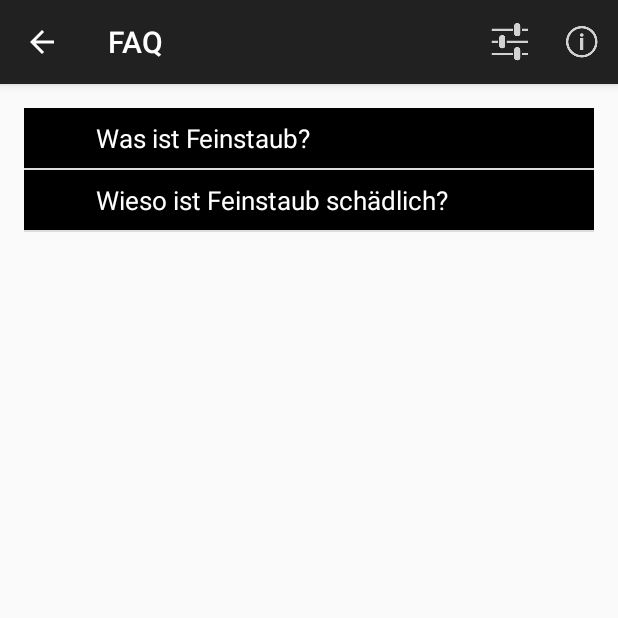
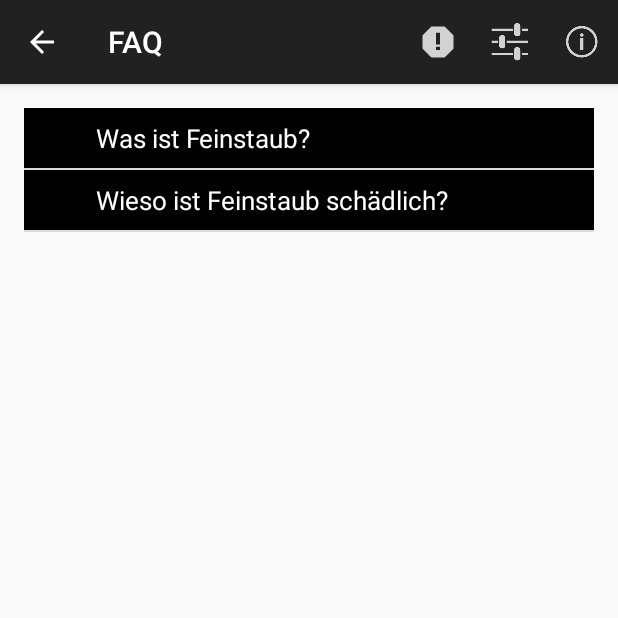
Before and after one commit to Umweltzone/Umweltzone, an Android app: the FaqActivity screen opened directly, with no data from a screen before it, on a phone screen of 412 x 824 dp, the top half of it. Run offline under Robolectric (Android 15) with nearby library versions, the phone set to English and light mode, and no system bars.

Commit message:
Add action menu item for city infos.
+ Icons will be replaced by custom graphics later.

```diff
--- a/Umweltzone/src/main/java/de/avpptr/umweltzone/activities/BaseActivity.java
+++ b/Umweltzone/src/main/java/de/avpptr/umweltzone/activities/BaseActivity.java
@@ -37,6 +37,9 @@ public abstract class BaseActivity extends ActionBarActivity {
                 startActivityIfNeeded(intent, 0);
                 return true;
             }
+            case R.id.action_city_info:
+                // TODO Start CityInfoActivity
+                return true;
             case R.id.action_settings:
                 // TODO Implement settings
                 return true;
--- a/Umweltzone/src/main/java/de/avpptr/umweltzone/activities/FaqActivity.java
+++ b/Umweltzone/src/main/java/de/avpptr/umweltzone/activities/FaqActivity.java
@@ -24,8 +24,8 @@ public class FaqActivity extends BaseActivity {
 
     @Override
     public boolean onCreateOptionsMenu(Menu menu) {
-        // Inflate the menu; this adds items to the action bar if it is present.
         super.onCreateOptionsMenu(menu);
+        getMenuInflater().inflate(R.menu.faqs, menu);
         return true;
     }
 
--- a/Umweltzone/src/main/res/menu/base.xml
+++ b/Umweltzone/src/main/res/menu/base.xml
@@ -4,13 +4,14 @@
         android:id="@+id/action_settings"
         android:title="@string/action_settings"
         android:icon="@drawable/ic_action_settings_dark"
-        android:orderInCategory="102"
+        android:orderInCategory="110"
         umweltzone:showAsAction="ifRoom" />
+
     <item
         android:id="@+id/action_about"
         android:title="@string/action_about"
         android:icon="@drawable/ic_action_about_dark"
-        android:orderInCategory="103"
+        android:orderInCategory="111"
         umweltzone:showAsAction="ifRoom" />
 
 </menu>
--- /dev/null
+++ b/Umweltzone/src/main/res/menu/faqs.xml
@@ -0,0 +1,10 @@
+<menu xmlns:android="http://schemas.android.com/apk/res/android"
+      xmlns:umweltzone="http://schemas.android.com/apk/res-auto">
+    <item
+        android:id="@+id/action_city_info"
+        android:title="@string/action_city_info"
+        android:icon="@drawable/ic_action_error_dark"
+        android:orderInCategory="101"
+        umweltzone:showAsAction="ifRoom" />
+
+</menu>
--- a/Umweltzone/src/main/res/values/strings.xml
+++ b/Umweltzone/src/main/res/values/strings.xml
@@ -22,6 +22,7 @@
     <!--Action Bar items-->
     <string name="action_settings">Einstellungen</string>
     <string name="action_cities">Städte</string>
+    <string name="action_city_info">Stadt Infos</string>
     <string name="action_faq">@string/faq_activity_title</string>
     <string name="action_about">@string/about_activity_title</string>
 
```
Also changed, not shown: Umweltzone/src/main/res/menu/main.xml (+7 -1 lines), Umweltzone/src/main/res/drawable-hdpi/ic_action_error_dark.png (added), Umweltzone/src/main/res/drawable-hdpi/ic_action_error_light.png (added), Umweltzone/src/main/res/drawable-mdpi/ic_action_error_dark.png (added), Umweltzone/src/main/res/drawable-mdpi/ic_action_error_light.png (added), Umweltzone/src/main/res/drawable-xhdpi/ic_action_error_dark.png (added), Umweltzone/src/main/res/drawable-xhdpi/ic_action_error_light.png (added), Umweltzone/src/main/res/drawable-xxhdpi/ic_action_error_dark.png (added), Umweltzone/src/main/res/drawable-xxhdpi/ic_action_error_light.png (added).
